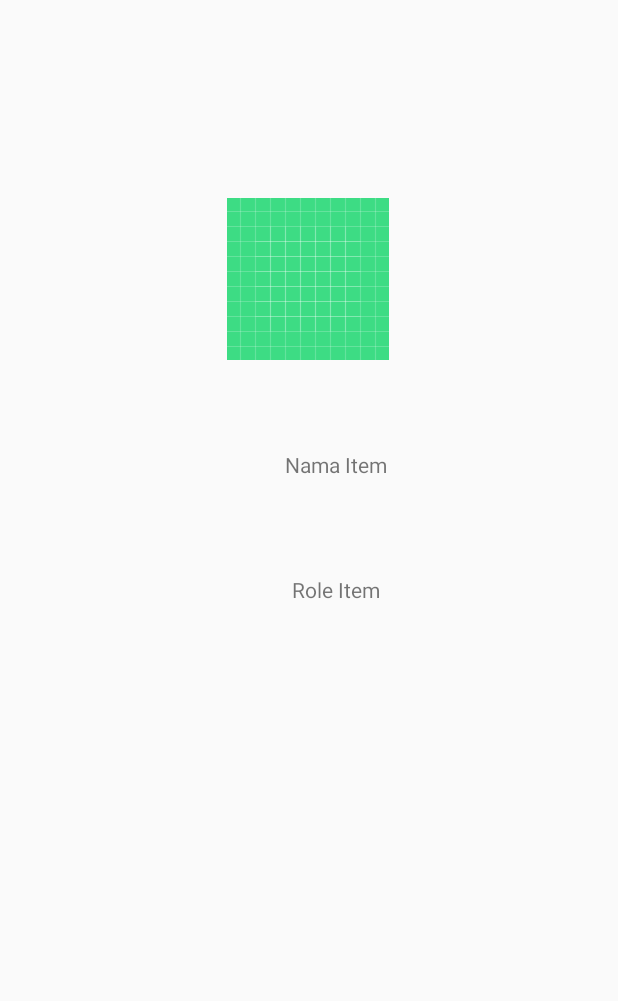
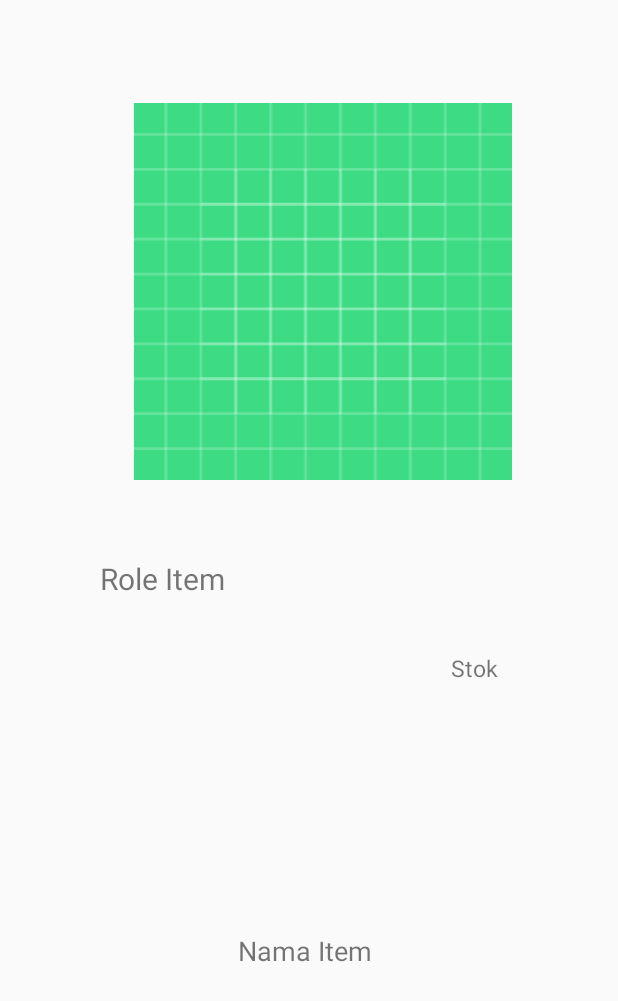
Before and after one commit to ulvia-10/ProjectUts, an Android app: the layout activity_details.xml on its own in the app's theme, with its tools: preview values and no code run, on a phone screen of 412 x 824 dp. Shown: the top 1001 px of the screen. Run offline under Robolectric (Android 15) with nearby library versions, the phone set to English and light mode, and no system bars.

Commit message:
Menambahkan tampilan detail

```diff
--- a/app/src/main/AndroidManifest.xml
+++ b/app/src/main/AndroidManifest.xml
@@ -11,7 +11,7 @@
         android:roundIcon="@mipmap/ic_launcher_round"
         android:supportsRtl="true"
         android:theme="@style/AppTheme">
-        <activity android:name=".DetailsActivity"></activity>
+        <activity android:name=".DetailActivity"></activity>
         <activity android:name=".DressActivity" />
         <activity android:name=".BagsActivity" />
         <activity android:name=".ShoesActivity" />
--- a/app/src/main/java/com/ulvia/projectuts/BagsActivity.java
+++ b/app/src/main/java/com/ulvia/projectuts/BagsActivity.java
@@ -7,12 +7,12 @@ import androidx.recyclerview.widget.RecyclerView;
 import android.os.Bundle;
 
 import com.ulvia.projectuts.adapter.Adapter;
+import com.ulvia.projectuts.model.Detail;
+import com.ulvia.projectuts.model.DetailList;
 import com.ulvia.projectuts.model.Logo;
 
 import java.util.ArrayList;
 import java.util.List;
-
-import jp.wasabeef.recyclerview.animators.SlideInUpAnimator;
 
 public class BagsActivity extends AppCompatActivity {
 
@@ -32,6 +32,7 @@ public class BagsActivity extends AppCompatActivity {
         bags.add(new Logo("https://img.berdu.my.id/img/400/vn2yyd7vn4r9okm3/2D15GT5vj15cBy4n4p6Acf.webp","Lumi Intan",7));
 
         Adapter adapter = new Adapter(this, bags);
+        adapter.setListdetail(DetailList.getListData3());
         bagsView.setAdapter(adapter);
 
         RecyclerView.LayoutManager layoutManager = new LinearLayoutManager(this);
--- a/app/src/main/java/com/ulvia/projectuts/DressActivity.java
+++ b/app/src/main/java/com/ulvia/projectuts/DressActivity.java
@@ -11,6 +11,7 @@ import android.widget.TextView;
 
 import com.bumptech.glide.Glide;
 import com.ulvia.projectuts.adapter.Adapter;
+import com.ulvia.projectuts.model.DetailList;
 import com.ulvia.projectuts.model.Logo;
 
 import java.util.ArrayList;
@@ -34,6 +35,7 @@ public class DressActivity extends AppCompatActivity {
         dress.add(new Logo("https://img.berdu.my.id/img/400/vn2yyd7vn4r9okm3/bHrgLOwWaxImJHunL1uWbuGV.webp", "Rachel Mauve",6));
         dress.add(new Logo("https://img.berdu.my.id/img/400/vn2yyd7vn4r9okm3/lfuQKqrT0ZM38dhqm4vhFFmI.webp","Bella Red Ginger",7));
         Adapter adapter = new Adapter(this, dress);
+        adapter.setListdetail(DetailList.getListData1());
         dressView.setAdapter(adapter);
 
         RecyclerView.LayoutManager layoutManager = new LinearLayoutManager(this);
--- a/app/src/main/java/com/ulvia/projectuts/MainActivity.java
+++ b/app/src/main/java/com/ulvia/projectuts/MainActivity.java
@@ -30,7 +30,7 @@ public class MainActivity extends AppCompatActivity {
     }
 
     public void ExitPress(View view) {
-        int backButtonCount = 0;
+        int backButtonCount = -1;
         if(backButtonCount >= 2)
         {
             Intent intent = new Intent(Intent.ACTION_MAIN);
--- a/app/src/main/java/com/ulvia/projectuts/ShoesActivity.java
+++ b/app/src/main/java/com/ulvia/projectuts/ShoesActivity.java
@@ -7,6 +7,7 @@ import androidx.recyclerview.widget.RecyclerView;
 import android.os.Bundle;
 
 import com.ulvia.projectuts.adapter.Adapter;
+import com.ulvia.projectuts.model.DetailList;
 import com.ulvia.projectuts.model.Logo;
 
 import java.util.ArrayList;
@@ -31,6 +32,7 @@ public class ShoesActivity extends AppCompatActivity {
         shoes.add(new Logo("https://img.berdu.my.id/img/400/vn2yyd7vn4r9okm3/vsksu1CwKJFWprrpAzX9T.webp","Roxy Vega",8));
         shoes.add(new Logo("https://img.berdu.my.id/img/400/vn2yyd7vn4r9okm3/AzRIEVbEiEdRqFSeW5gv2Dvp.webp","Roxy Antares",9));
         Adapter adapter = new Adapter(this, shoes);
+        adapter.setListdetail(DetailList.getListData2());
         shoesView.setAdapter(adapter);
 
         RecyclerView.LayoutManager layoutManager = new LinearLayoutManager(this);
--- a/app/src/main/java/com/ulvia/projectuts/model/Logo.java
+++ b/app/src/main/java/com/ulvia/projectuts/model/Logo.java
@@ -3,6 +3,7 @@ package com.ulvia.projectuts.model;
 public class Logo {
     private String logo;
     private String name;
+    private int rowID;
 
     public int getRowID() {
         return rowID;
@@ -12,7 +13,6 @@ public class Logo {
         this.rowID = rowID;
     }
 
-    private int rowID;
     public Logo(String logo, String name, int rowID) {
         this.logo = logo;
         this.name = name;
--- a/app/src/main/res/layout/activity_details.xml
+++ b/app/src/main/res/layout/activity_details.xml
@@ -4,44 +4,60 @@
     xmlns:tools="http://schemas.android.com/tools"
     android:layout_width="match_parent"
     android:layout_height="match_parent"
-    tools:context=".DetailsActivity">
+    tools:context=".DetailActivity">
 
     <ImageView
-        android:id="@+id/image"
-        android:layout_width="wrap_content"
-        android:layout_height="wrap_content"
+        android:id="@+id/logo"
+        android:layout_width="340dp"
+        android:layout_height="251dp"
         app:layout_constraintBottom_toBottomOf="parent"
         app:layout_constraintEnd_toEndOf="parent"
-        app:layout_constraintHorizontal_bias="0.498"
+        app:layout_constraintHorizontal_bias="0.633"
         app:layout_constraintStart_toStartOf="parent"
         app:layout_constraintTop_toTopOf="parent"
-        app:layout_constraintVertical_bias="0.184"
+        app:layout_constraintVertical_bias="0.12"
         app:srcCompat="@drawable/ic_launcher_background"
         tools:ignore="VectorDrawableCompat" />
 
     <TextView
-        android:id="@+id/item_name"
+        android:id="@+id/item_desc"
+        android:layout_width="258dp"
+        android:layout_height="228dp"
         android:gravity="center"
-        android:layout_width="148dp"
-        android:layout_height="40dp"
         android:text="Nama Item "
+        android:textSize="18dp"
         app:layout_constraintBottom_toBottomOf="parent"
         app:layout_constraintEnd_toEndOf="parent"
-        app:layout_constraintHorizontal_bias="0.574"
+        app:layout_constraintHorizontal_bias="0.496"
         app:layout_constraintStart_toStartOf="parent"
         app:layout_constraintTop_toTopOf="parent"
-        app:layout_constraintVertical_bias="0.37" />
+        app:layout_constraintVertical_bias="0.872" />
 
     <TextView
         android:id="@+id/item_role"
         android:layout_width="148dp"
         android:layout_height="40dp"
         android:gravity="center"
+        android:textSize="20dp"
         android:text="Role Item "
         app:layout_constraintBottom_toBottomOf="parent"
         app:layout_constraintEnd_toEndOf="parent"
-        app:layout_constraintHorizontal_bias="0.574"
+        app:layout_constraintHorizontal_bias="0.14"
         app:layout_constraintStart_toStartOf="parent"
         app:layout_constraintTop_toTopOf="parent"
-        app:layout_constraintVertical_bias="0.476" />
+        app:layout_constraintVertical_bias="0.467" />
+
+    <TextView
+        android:id="@+id/item_stok"
+        android:layout_width="78dp"
+        android:layout_height="43dp"
+        android:gravity="center"
+        android:text="Stok"
+        android:textSize="15dp"
+        app:layout_constraintBottom_toBottomOf="parent"
+        app:layout_constraintEnd_toEndOf="parent"
+        app:layout_constraintHorizontal_bias="0.831"
+        app:layout_constraintStart_toStartOf="parent"
+        app:layout_constraintTop_toTopOf="parent"
+        app:layout_constraintVertical_bias="0.543" />
 </androidx.constraintlayout.widget.ConstraintLayout>
```
Also changed, not shown: app/src/main/java/com/ulvia/projectuts/DetailActivity.java (added, +32 -0 lines), app/src/main/java/com/ulvia/projectuts/DetailsActivity.java (deleted, +0 -24 lines), app/src/main/java/com/ulvia/projectuts/adapter/Adapter.java (+31 -8 lines), app/src/main/java/com/ulvia/projectuts/model/Detail.java (+62 -23 lines), app/src/main/java/com/ulvia/projectuts/model/DetailList.java (added, +64 -0 lines), app/src/main/res/layout/activity_gallery.xml (deleted, +0 -35 lines), app/src/main/res/layout/activity_main.xml (+8 -8 lines), app/src/main/res/layout/item_logo.xml (+40 -19 lines).
